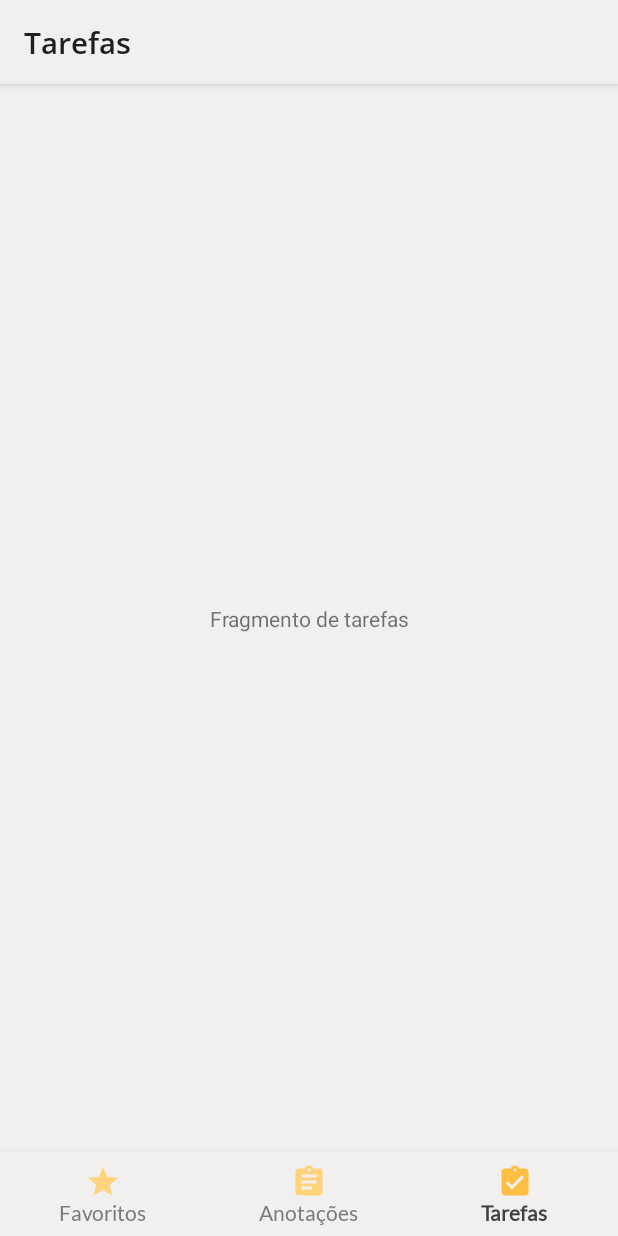
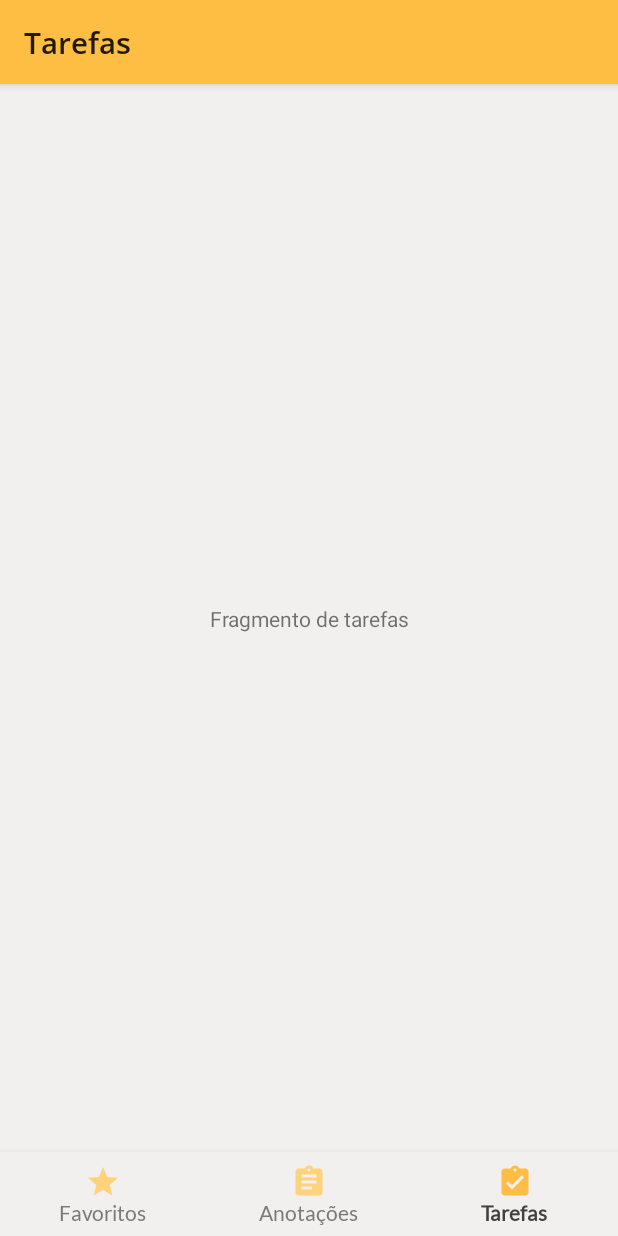
Before and after one commit to arturbruno17/Bloco-de-notas, an Android app: the screen it shows after launch (MainActivity), item 3 of the bottom bar chosen, on a phone screen of 412 x 824 dp. Run offline under Robolectric (Android 15) with nearby library versions, the phone set to English and light mode, and no system bars; our stand-ins replace Room's generated code, data binding, navigation-ui.

Commit message:
fix: Fix the primary color of the theme

```diff
--- a/app/src/main/res/values/themes.xml
+++ b/app/src/main/res/values/themes.xml
@@ -2,7 +2,7 @@
     <!-- Base application theme. -->
     <style name="Theme.BlocoDeNotas" parent="Theme.MaterialComponents.DayNight.NoActionBar">
         <!-- Primary brand color. -->
-        <item name="colorPrimary">@color/background</item>
+        <item name="colorPrimary">@color/shape</item>
         <item name="colorPrimaryVariant">@color/background_400</item>
         <item name="colorOnPrimary">@color/text1</item>
         <!-- Secondary brand color. -->
@@ -13,7 +13,6 @@
         <item name="android:statusBarColor" tools:targetApi="l">?attr/colorPrimaryVariant</item>
         <!-- Customize your theme here. -->
     </style>
-
 
     <style name="Heading">
         <item name="android:textSize">20sp</item>
```
